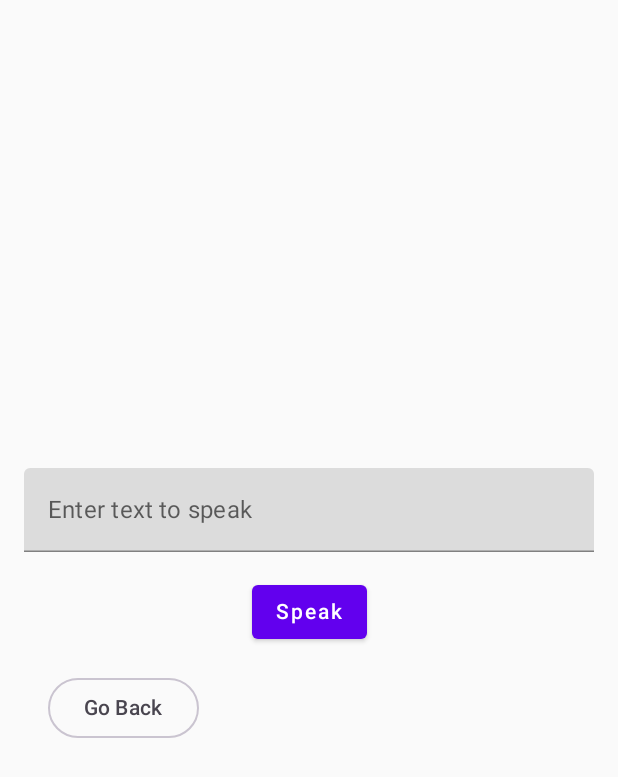
After one commit to nandakishorebellammuralidhar/hackathon, an Android app built with Jetpack Compose: the TextToSpeechScreen screen opened through its navigation route, on a phone screen of 412 x 824 dp. The commit adds this screen. Shown: the top 777 px of the screen. Run offline under Robolectric (Android 15) with nearby library versions, the phone set to English and light mode, and no system bars.

Commit message:
update Dependencies/android_mqtt_interface/

```diff
--- a/Dependencies/android_mqtt_interface/app/src/main/java/com/example/mqtt_interface/MainActivity.kt
+++ b/Dependencies/android_mqtt_interface/app/src/main/java/com/example/mqtt_interface/MainActivity.kt
@@ -36,6 +36,7 @@ import com.example.mqtt_interface.screens.CameraTestScreen
 import com.example.mqtt_interface.screens.LedTestScreen
 import com.example.mqtt_interface.screens.StartSpeechToTextRecording
 import com.example.mqtt_interface.screens.TestAppMqttMessenger
+import com.example.mqtt_interface.screens.TextToSpeechScreen
 
 class StartTestApp : ComponentActivity() {
 
@@ -43,7 +44,7 @@ class StartTestApp : ComponentActivity() {
     override fun onCreate(savedInstanceState: Bundle?) {
         super.onCreate(savedInstanceState)
         ActivityCompat.requestPermissions(
-            this, arrayOf(Manifest.permission.RECORD_AUDIO), 0
+            this, arrayOf(Manifest.permission.RECORD_AUDIO, Manifest.permission.CAMERA), 0
         )
         setContent {
             AppNavigation(applicationContext)
@@ -127,6 +128,23 @@ fun MainScreen(navController: NavController) {
                 .padding(8.dp)
                 .width(350.dp),
             onClick = {
+                navController.navigate("textToSpeech")
+            }
+        ) {
+            Text(
+                text = "Text to Speech",
+                fontSize = 25.sp,
+                fontWeight = FontWeight.Bold
+            )
+        }
+
+        Button(
+            colors = ButtonDefaults.buttonColors(Color.Gray),
+            shape = RoundedCornerShape(16.dp),
+            modifier = Modifier
+                .padding(8.dp)
+                .width(350.dp),
+            onClick = {
                 navController.navigate("cameraTest")
             }
         ) {
@@ -165,15 +183,16 @@ fun AppNavigation(applicationContext: Context?) {
     val navController = rememberNavController()
     NavHost(navController = navController, startDestination = "main") {
         composable("main") { MainScreen(navController) }
-        composable("mqttMessenger") { TestAppMqttMessenger() }
+        composable("mqttMessenger") { TestAppMqttMessenger(navController) }
         if (applicationContext != null) {
             composable("recordAudio") {
                 AudioRecordAndPlayback(applicationContext = applicationContext, navController)
             }
         }
         composable("speechToText") { StartSpeechToTextRecording(navController) }
-        composable("cameraTest") { CameraTestScreen() }
-        composable("ledTest") { LedTestScreen() }
+        composable("textToSpeech") { TextToSpeechScreen(navController) }
+        composable("cameraTest") { CameraTestScreen(navController) }
+        composable("ledTest") { LedTestScreen(navController) }
     }
 }
 
--- a/Dependencies/android_mqtt_interface/app/src/main/java/com/example/mqtt_interface/screens/SpeechToText.kt
+++ b/Dependencies/android_mqtt_interface/app/src/main/java/com/example/mqtt_interface/screens/SpeechToText.kt
@@ -39,6 +39,7 @@ import androidx.compose.ui.unit.dp
 import androidx.core.app.ActivityCompat
 import androidx.core.content.ContextCompat
 import androidx.navigation.NavController
+import com.example.mqtt_interface.ui_button.NavigateBackButton
 
 
 private val RECORD_AUDIO_PERMISSION_REQUEST_CODE = 123
@@ -89,6 +90,9 @@ fun StartSpeechToTextRecording(navController: NavController?) {
         horizontalAlignment = Alignment.CenterHorizontally
     ) {
         Spacer(modifier = Modifier.height(350.dp))
+        if (navController != null) {
+            NavigateBackButton(navController)
+        }
         Text(
             text = recognizedText,
             modifier = Modifier
--- /dev/null
+++ b/Dependencies/android_mqtt_interface/app/src/main/java/com/example/mqtt_interface/screens/TextToSpeechScreen.kt
@@ -0,0 +1,92 @@
+package com.example.mqtt_interface.screens
+
+import android.speech.tts.TextToSpeech
+import androidx.compose.foundation.layout.Arrangement
+import androidx.compose.foundation.layout.Column
+import androidx.compose.foundation.layout.Spacer
+import androidx.compose.foundation.layout.fillMaxSize
+import androidx.compose.foundation.layout.fillMaxWidth
+import androidx.compose.foundation.layout.height
+import androidx.compose.foundation.layout.padding
+import androidx.compose.foundation.text.KeyboardOptions
+import androidx.compose.material.Button
+import androidx.compose.material.Text
+import androidx.compose.material.TextField
+import androidx.compose.runtime.Composable
+import androidx.compose.runtime.DisposableEffect
+import androidx.compose.runtime.LaunchedEffect
+import androidx.compose.runtime.MutableState
+import androidx.compose.runtime.getValue
+import androidx.compose.runtime.mutableStateOf
+import androidx.compose.runtime.remember
+import androidx.compose.runtime.setValue
+import androidx.compose.ui.Alignment
+import androidx.compose.ui.Modifier
+import androidx.compose.ui.platform.LocalContext
+import androidx.compose.ui.text.input.TextFieldValue
+import androidx.compose.ui.unit.dp
+import androidx.navigation.NavController
+import com.example.mqtt_interface.ui_button.NavigateBackButton
+import java.util.Locale
+
+@Composable
+fun TextToSpeechScreen(navController: NavController) {
+    var isSpeaking by remember { mutableStateOf(false) }
+    var inputText by remember { mutableStateOf(TextFieldValue("")) }
+    val textToSpeech = rememberTextToSpeech()
+
+
+    Column(
+        modifier = Modifier
+            .fillMaxSize()
+            .padding(16.dp),
+        verticalArrangement = Arrangement.Center
+    ) {
+        TextField(
+            value = inputText,
+            onValueChange = { inputText = it },
+            label = { Text("Enter text to speak") },
+            modifier = Modifier.fillMaxWidth(),
+            keyboardOptions = KeyboardOptions.Default
+        )
+
+        Spacer(modifier = Modifier.height(16.dp))
+
+        Button(
+            onClick = {
+                if (textToSpeech.value?.isSpeaking() == true) {
+                    textToSpeech.value?.stop()
+                    isSpeaking = false
+                } else {
+                textToSpeech.value?.speak(inputText.text, TextToSpeech.QUEUE_FLUSH, null, null)
+                    isSpeaking = true
+                }
+                       },
+            modifier = Modifier.align(Alignment.CenterHorizontally)
+        ) {
+            Text("Speak")
+        }
+        NavigateBackButton(navController)
+    }
+}
+
+
+@Composable
+fun rememberTextToSpeech(): MutableState<TextToSpeech?> {
+    val context = LocalContext.current
+    val tts = remember { mutableStateOf<TextToSpeech?>(null) }
+    DisposableEffect(context) {
+        val textToSpeech = TextToSpeech(context) { status ->
+            if (status == TextToSpeech.SUCCESS) {
+                tts.value?.language = Locale.US
+            }
+        }
+        tts.value = textToSpeech
+
+        onDispose {
+            textToSpeech.stop()
+            textToSpeech.shutdown()
+        }
+    }
+    return tts
+}
--- /dev/null
+++ b/Dependencies/android_mqtt_interface/app/src/main/java/com/example/mqtt_interface/ui_button/NavigateBackButton.kt
@@ -0,0 +1,35 @@
+package com.example.mqtt_interface.ui_button
+
+import androidx.compose.foundation.layout.padding
+import androidx.compose.material3.OutlinedButton
+import androidx.compose.material3.Text
+import androidx.compose.runtime.Composable
+import androidx.compose.runtime.getValue
+import androidx.compose.runtime.mutableStateOf
+import androidx.compose.runtime.remember
+import androidx.compose.runtime.setValue
+import androidx.compose.ui.Modifier
+import androidx.compose.ui.unit.dp
+import androidx.navigation.NavController
+
+@Composable
+fun NavigateBackButton(navController: NavController, maxClicks: Int = 1) {
+    var clickCount by remember { mutableStateOf(0) }
+    var isButtonEnabled by remember { mutableStateOf(true) }
+
+    OutlinedButton(
+        onClick = {
+            if (clickCount < maxClicks) {
+                clickCount++
+                navController.popBackStack()
+                if (clickCount >= maxClicks) {
+                    isButtonEnabled = false
+                }
+            }
+        },
+        enabled = isButtonEnabled,
+        modifier = Modifier.padding(16.dp)
+    ) {
+        Text("Go Back")
+    }
+}
```
Also changed, not shown: Dependencies/android_mqtt_interface/app/build.gradle.kts (+10 -0 lines), Dependencies/android_mqtt_interface/app/src/main/AndroidManifest.xml (+17 -4 lines), Dependencies/android_mqtt_interface/app/src/main/java/com/example/mqtt_interface/screens/CameraTestScreen.kt (+95 -5 lines), Dependencies/android_mqtt_interface/app/src/main/java/com/example/mqtt_interface/screens/LedTestScreen.kt (+7 -9 lines), Dependencies/android_mqtt_interface/app/src/main/java/com/example/mqtt_interface/screens/TestBroker.kt (+65 -43 lines), Dependencies/android_mqtt_interface/app/src/main/java/mqtt_subscriber/get_topic_content.kt (+4 -35 lines), Dependencies/android_mqtt_interface/app/src/main/java/mqtt_subscriber/subscriber.kt (deleted, +0 -42 lines), Dependencies/android_mqtt_interface/app/src/main/java/mqtt_subscriber/topics.kt (+43 -10 lines), Dependencies/android_mqtt_interface/gradle/libs.versions.toml (+13 -5 lines), 1 other file.
